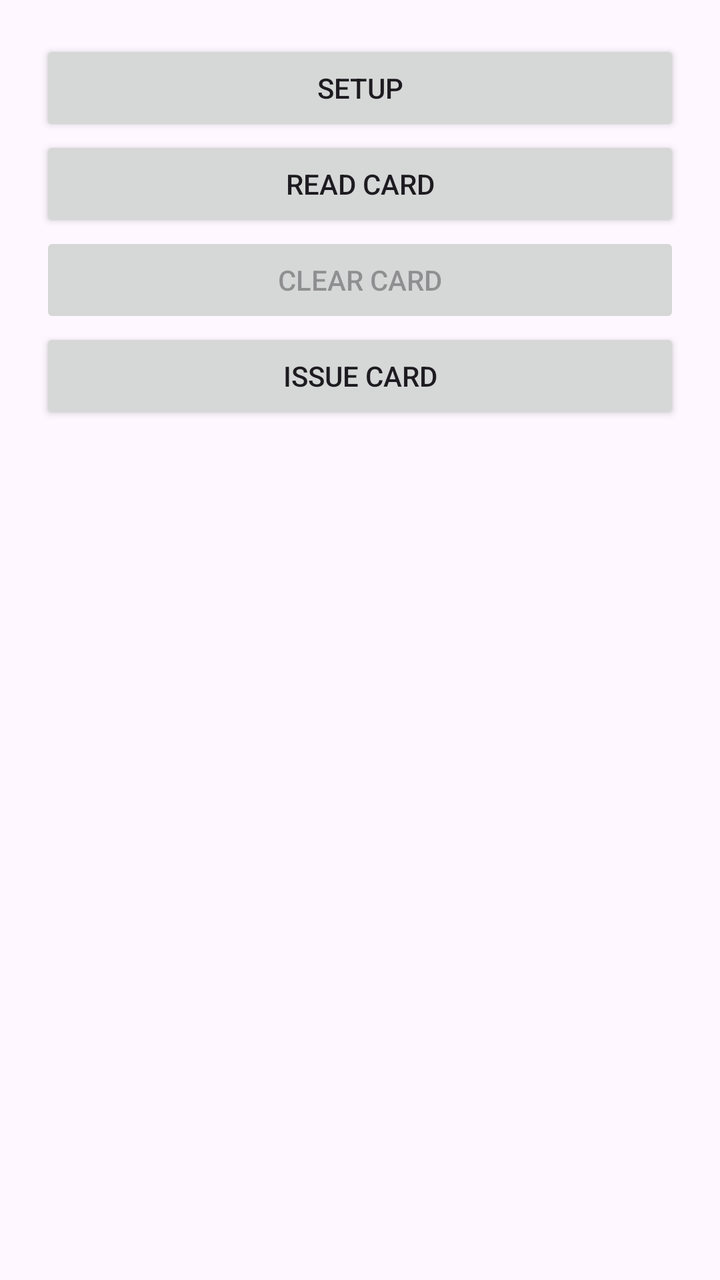
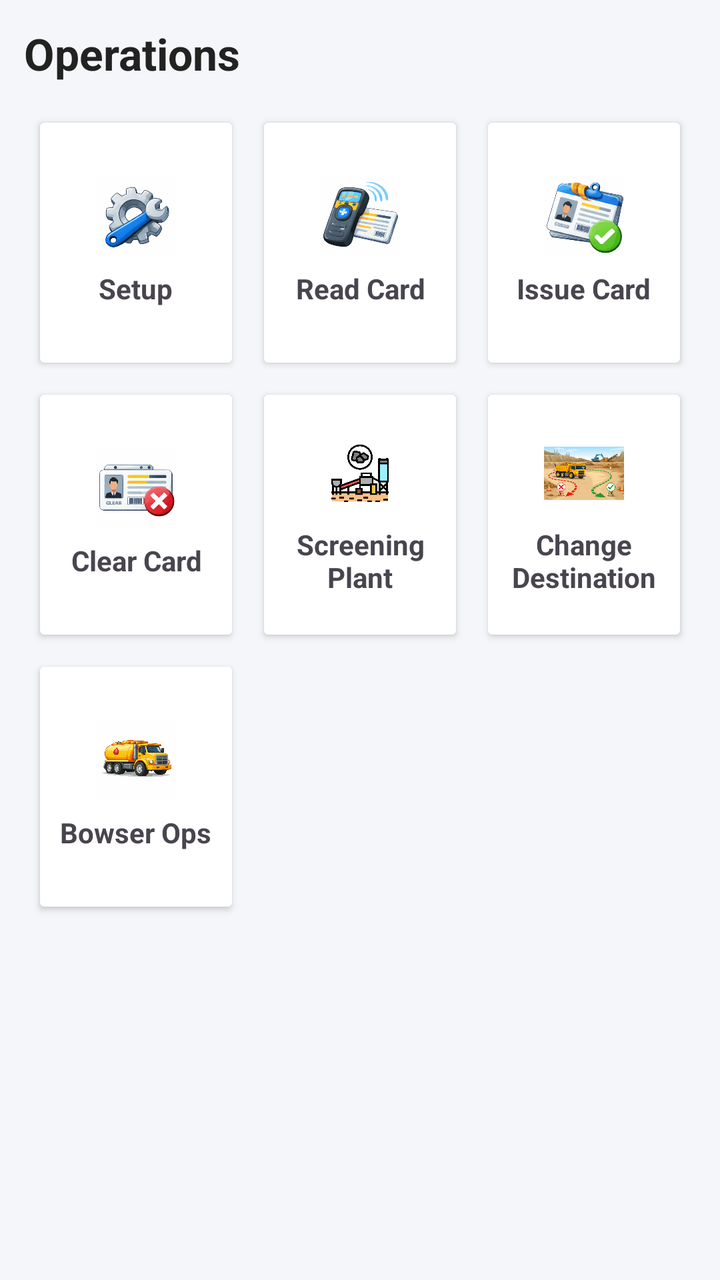

The first picture is an Android layout as it rendered before a commit; the second is the same layout after the commit. The layout source and the unified diff follow.
<!-- AndroidManifest.xml: application theme Theme.Rfid -->
<!-- res/layout/activity_rfidoops.xml -->
<LinearLayout xmlns:android="http://schemas.android.com/apk/res/android"
    android:orientation="vertical"
    android:padding="20dp"
    android:layout_width="match_parent"
    android:layout_height="match_parent">
    <Button
        android:id="@+id/btnSetup"
        android:text="SETUP"
        android:layout_width="match_parent"
        android:layout_height="wrap_content"/>
    <Button
        android:id="@+id/btnRead"
        android:text="READ CARD"
        android:layout_width="match_parent"
        android:layout_height="wrap_content"/>

    <Button
        android:id="@+id/btnClear"
        android:text="CLEAR CARD"
        android:enabled="false"
        android:layout_width="match_parent"
        android:layout_height="wrap_content"/>

    <Button
        android:id="@+id/btnIssue"
        android:text="ISSUE CARD"
        android:layout_width="match_parent"
        android:layout_height="wrap_content"/>



        <TextView
            android:id="@+id/txtData"
            android:textSize="14sp"
            android:layout_width="match_parent"
            android:layout_height="wrap_content"/>
        <androidx.cardview.widget.CardView
            android:id="@+id/cardDetails"
            android:layout_width="match_parent"
            android:layout_height="wrap_content"
            android:layout_margin="2dp"
            android:visibility="gone">


            <ScrollView
                android:layout_width="match_parent"
                android:layout_height="match_parent">
                <LinearLayout
                    android:id="@+id/detailsCo"
                    android:layout_width="match_parent"
                    android:layout_height="wrap_content"
                    android:orientation="vertical" >
                </LinearLayout>
            </ScrollView>
        </androidx.cardview.widget.CardView>
    <ProgressBar
        android:id="@+id/loadingBar"
        style="?android:attr/progressBarStyleLarge"
        android:layout_width="wrap_content"
        android:layout_height="wrap_content"
        android:layout_centerInParent="true"
        android:visibility="gone"/>

</LinearLayout>
<!-- resources referenced by this layout -->
<resources>
  <style name="Theme.Rfid" parent="Base.Theme.Rfid" />
  <style name="Base.Theme.Rfid" parent="Theme.Material3.DayNight.NoActionBar">
          
          
      </style>
</resources>

<!-- the commit's change to res/layout/activity_rfidoops.xml (unified diff, before → after) -->
@@ -1,39 +1,300 @@
-<LinearLayout xmlns:android="http://schemas.android.com/apk/res/android"
-    android:orientation="vertical"
-    android:padding="20dp"
+<ScrollView xmlns:android="http://schemas.android.com/apk/res/android"
     android:layout_width="match_parent"
-    android:layout_height="match_parent">
-    <Button
-        android:id="@+id/btnSetup"
-        android:text="SETUP"
+    android:layout_height="match_parent"
+    android:background="#F5F6FA">
+
+    <LinearLayout
         android:layout_width="match_parent"
-        android:layout_height="wrap_content"/>
-    <Button
-        android:id="@+id/btnRead"
-        android:text="READ CARD"
-        android:layout_width="match_parent"
-        android:layout_height="wrap_content"/>
-
-    <Button
-        android:id="@+id/btnClear"
-        android:text="CLEAR CARD"
-        android:enabled="false"
-        android:layout_width="match_parent"
-        android:layout_height="wrap_content"/>
-
-    <Button
-        android:id="@+id/btnIssue"
-        android:text="ISSUE CARD"
-        android:layout_width="match_parent"
-        android:layout_height="wrap_content"/>
-
-
-
+        android:layout_height="wrap_content"
+        android:orientation="vertical"
+        android:padding="12dp">
+
+        
+        <TextView
+            android:layout_width="wrap_content"
+            android:layout_height="wrap_content"
+            android:text="Operations"
+            android:textSize="22sp"
+            android:textStyle="bold"
+            android:textColor="#222"
+            android:layout_marginBottom="12dp"/>
+
+        
+        <GridLayout
+            android:layout_width="match_parent"
+            android:layout_height="wrap_content"
+            android:columnCount="3"
+            android:rowCount="4">
+
+            
+            
+
+            <androidx.cardview.widget.CardView
+                android:id="@+id/btnSetup"
+                android:layout_width="0dp"
+                android:layout_height="120dp"
+                android:layout_columnWeight="1"
+                android:clickable="true"
+                android:focusable="true"
+                android:layout_margin="8dp">
+
+                <LinearLayout
+
+                    android:layout_width="match_parent"
+                    android:layout_height="match_parent"
+                    android:gravity="center"
+                    android:orientation="vertical">
+
+                    <ImageView
+                        android:layout_width="40dp"
+                        android:layout_height="40dp"
+                        android:src="@drawable/setup" />
+
+                    <TextView
+                        android:layout_width="wrap_content"
+                        android:layout_height="wrap_content"
+                        android:layout_marginTop="6dp"
+                        android:gravity="center"
+                        android:text="Setup"
+                        android:textSize="14sp"
+                        android:textStyle="bold" />
+                </LinearLayout>
+            </androidx.cardview.widget.CardView>
+            
+            <androidx.cardview.widget.CardView
+                android:id="@+id/btnRead"
+                android:layout_width="0dp"
+                android:layout_height="120dp"
+                android:layout_margin="8dp"
+                android:clickable="true"
+                android:focusable="true"
+                android:layout_columnWeight="1">
+
+                <LinearLayout
+
+                    android:gravity="center"
+                    android:orientation="vertical"
+                    android:layout_width="match_parent"
+                    android:layout_height="match_parent">
+
+                    <ImageView
+                        android:layout_width="40dp"
+                        android:layout_height="40dp"
+                        android:src="@drawable/readcard"/>
+
+                    <TextView
+                        android:layout_width="wrap_content"
+                        android:layout_height="wrap_content"
+                        android:layout_marginTop="6dp"
+                        android:gravity="center"
+                        android:text="Read Card"
+                        android:textStyle="bold" />
+                </LinearLayout>
+            </androidx.cardview.widget.CardView>
+
+            
+            <androidx.cardview.widget.CardView
+                android:id="@+id/btnIssue"
+                android:layout_width="0dp"
+                android:layout_height="120dp"
+                android:layout_margin="8dp"
+                android:clickable="true"
+                android:focusable="true"
+                android:layout_columnWeight="1">
+
+                <LinearLayout
+
+                    android:gravity="center"
+                    android:orientation="vertical"
+                    android:layout_width="match_parent"
+                    android:layout_height="match_parent">
+
+                    <ImageView
+                        android:layout_width="40dp"
+                        android:layout_height="40dp"
+                        android:src="@drawable/issuecard"/>
+
+                    <TextView
+                        android:layout_width="wrap_content"
+                        android:layout_height="wrap_content"
+                        android:layout_marginTop="6dp"
+                        android:gravity="center"
+                        android:text="Issue Card"
+                        android:textStyle="bold" />
+                </LinearLayout>
+            </androidx.cardview.widget.CardView>
+
+            
+            <androidx.cardview.widget.CardView
+                android:id="@+id/btnClear"
+                android:layout_width="0dp"
+                android:layout_height="120dp"
+                android:layout_margin="8dp"
+                android:clickable="true"
+                android:focusable="true"
+                android:layout_columnWeight="1">
+
+                <LinearLayout
+
+                    android:gravity="center"
+                    android:orientation="vertical"
+                    android:layout_width="match_parent"
+                    android:layout_height="match_parent">
+
+                    <ImageView
+                        android:layout_width="40dp"
+                        android:layout_height="40dp"
+                        android:src="@drawable/clearcard"/>
+
+                    <TextView
+                        android:layout_width="wrap_content"
+                        android:layout_height="wrap_content"
+                        android:layout_marginTop="6dp"
+                        android:gravity="center"
+                        android:text="Clear Card"
+                        android:textStyle="bold" />
+                </LinearLayout>
+            </androidx.cardview.widget.CardView>
+
+            
+            <androidx.cardview.widget.CardView
+                android:id="@+id/setup_screening_plant"
+                android:layout_width="0dp"
+                android:layout_height="120dp"
+                android:layout_margin="8dp"
+                android:clickable="true"
+                android:focusable="true"
+                android:layout_columnWeight="1">
+
+                <LinearLayout
+
+                    android:gravity="center"
+                    android:orientation="vertical"
+                    android:layout_width="match_parent"
+                    android:layout_height="match_parent">
+
+                    <ImageView
+                        android:layout_width="40dp"
+                        android:layout_height="40dp"
+                        android:src="@drawable/screening_plant"/>
+
+                    <TextView
+                        android:layout_width="wrap_content"
+                        android:layout_height="wrap_content"
+                        android:layout_marginTop="6dp"
+                        android:gravity="center"
+                        android:text="Screening Plant"
+                        android:textStyle="bold" />
+                </LinearLayout>
+            </androidx.cardview.widget.CardView>
+
+            
+            <androidx.cardview.widget.CardView
+                android:id="@+id/change_desti"
+                android:layout_width="0dp"
+                android:layout_height="120dp"
+                android:layout_margin="8dp"
+                android:clickable="true"
+                android:focusable="true"
+                android:layout_columnWeight="1">
+
+                <LinearLayout
+                    android:gravity="center"
+                    android:orientation="vertical"
+                    android:layout_width="match_parent"
+                    android:layout_height="match_parent">
+
+                    <ImageView
+                        android:layout_width="40dp"
+                        android:layout_height="40dp"
+                        android:src="@drawable/change_destination"/>
+
+                    <TextView
+                        android:layout_width="wrap_content"
+                        android:layout_height="wrap_content"
+                        android:layout_marginTop="6dp"
+                        android:gravity="center"
+                        android:text="Change Destination"
+                        android:textStyle="bold" />
+                </LinearLayout>
+            </androidx.cardview.widget.CardView>
+            
+            <androidx.cardview.widget.CardView
+                android:id="@+id/bowserops"
+                android:layout_width="0dp"
+                android:layout_height="120dp"
+                android:layout_margin="8dp"
+                android:clickable="true"
+                android:focusable="true"
+                android:layout_columnWeight="1">
+
+                <LinearLayout
+                    android:gravity="center"
+                    android:orientation="vertical"
+                    android:layout_width="match_parent"
+                    android:layout_height="match_parent">
+
+                    <ImageView
+                        android:layout_width="40dp"
+                        android:layout_height="40dp"
+                        android:src="@drawable/bowser"/>
+
+                    <TextView
+                        android:layout_width="wrap_content"
+                        android:layout_height="wrap_content"
+                        android:layout_marginTop="6dp"
+                        android:gravity="center"
+                        android:text="Bowser Ops"
+                        android:textStyle="bold" />
+                </LinearLayout>
+            </androidx.cardview.widget.CardView>
+
+            
+            <androidx.cardview.widget.CardView
+                android:id="@+id/bargetrips"
+                android:layout_width="0dp"
+                android:layout_height="120dp"
+                android:layout_columnWeight="1"
+                android:layout_margin="8dp"
+                android:clickable="true"
+                android:focusable="true"
+                android:visibility="gone">
+
+                <LinearLayout
+                    android:layout_width="match_parent"
+                    android:layout_height="match_parent"
+                    android:gravity="center"
+                    android:orientation="vertical">
+
+                    <ImageView
+                        android:layout_width="40dp"
+                        android:layout_height="40dp"
+                        android:src="@drawable/bargeicon" />
+
+                    <TextView
+                        android:layout_width="wrap_content"
+                        android:layout_height="wrap_content"
+                        android:layout_marginTop="6dp"
+                        android:gravity="center"
+                        android:text="Barge Trips"
+                        android:textStyle="bold" />
+                </LinearLayout>
+            </androidx.cardview.widget.CardView>
+
+        </GridLayout>
         <TextView
             android:id="@+id/txtData"
             android:textSize="14sp"
             android:layout_width="match_parent"
             android:layout_height="wrap_content"/>
+        <ProgressBar
+            android:id="@+id/loadingBar"
+            style="?android:attr/progressBarStyleLarge"
+            android:layout_width="wrap_content"
+            android:layout_height="wrap_content"
+            android:layout_centerInParent="true"
+            android:visibility="gone"/>
+
         <androidx.cardview.widget.CardView
             android:id="@+id/cardDetails"
             android:layout_width="match_parent"
@@ -53,12 +314,5 @@
                 </LinearLayout>
             </ScrollView>
         </androidx.cardview.widget.CardView>
-    <ProgressBar
-        android:id="@+id/loadingBar"
-        style="?android:attr/progressBarStyleLarge"
-        android:layout_width="wrap_content"
-        android:layout_height="wrap_content"
-        android:layout_centerInParent="true"
-        android:visibility="gone"/>
-
-</LinearLayout>
+    </LinearLayout>
+</ScrollView>
<!-- resource entries referenced after the edit -->
@@ -1,5 +1,13 @@
 <!-- resources referenced by this layout -->
 <resources>
+  <!-- drawable bargeicon: png bitmap (drawable, 121547 bytes) -->
+  <!-- drawable bowser: png bitmap (drawable, 496160 bytes) -->
+  <!-- drawable change_destination: png bitmap (drawable, 196928 bytes) -->
+  <!-- drawable clearcard: png bitmap (drawable, 97290 bytes) -->
+  <!-- drawable issuecard: png bitmap (drawable, 129296 bytes) -->
+  <!-- drawable readcard: png bitmap (drawable, 135042 bytes) -->
+  <!-- drawable screening_plant: jpg bitmap (drawable, 35788 bytes) -->
+  <!-- drawable setup: png bitmap (drawable, 113756 bytes) -->
   <style name="Theme.Rfid" parent="Base.Theme.Rfid" />
   <style name="Base.Theme.Rfid" parent="Theme.Material3.DayNight.NoActionBar">
           
